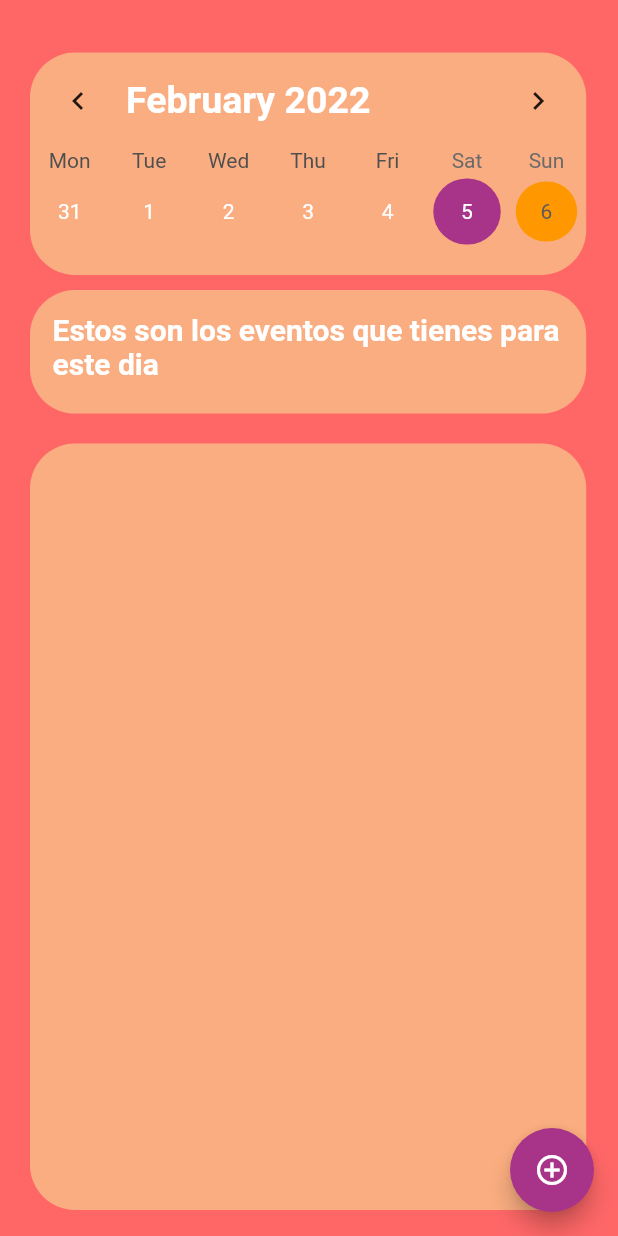
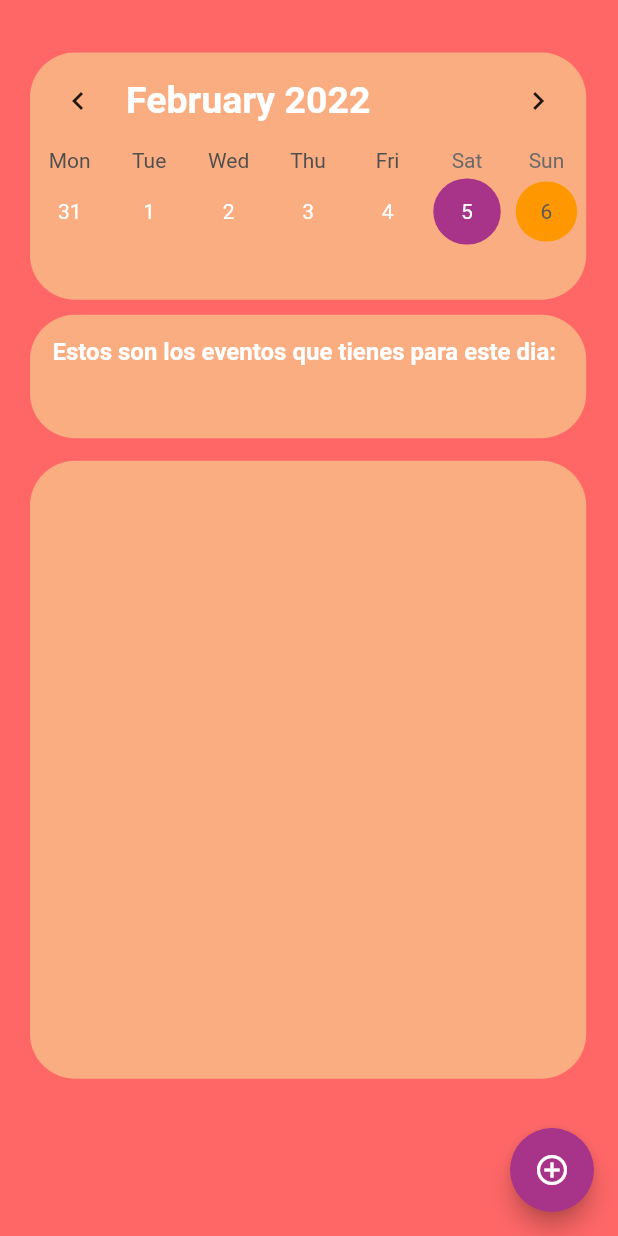
Before and after one commit to JcortesJ/MyUNify, a Flutter app: the VistaCalendar screen opened by its route, on a phone screen of 412 x 824 dp. Run offline on Flutter 3.47's test engine with Material 2 defaults, Android fonts, the phone set to English and light mode, and no system bars; drawn by our look-alikes of table_calendar; our stand-ins replace webview_flutter; accounts and stored records are empty.

Commit message:
union ramas

```diff
--- a/lib/pages/Calendario.dart
+++ b/lib/pages/Calendario.dart
@@ -115,7 +115,7 @@ class _VistaCalendarState extends State<VistaCalendar> {
           Container(
             margin: EdgeInsets.only(left: 20, top: 35),
             height: MediaQuery.of(context).size.height *
-                0.18, //hace la app responsive
+                0.2, //hace la app responsive
             width: MediaQuery.of(context).size.width * 0.9,
             decoration: BoxDecoration(
                 color: colorSecundario2,
@@ -191,19 +191,19 @@ class _VistaCalendarState extends State<VistaCalendar> {
               child:
                   //Pendiente modificarlo XD
                   Text(
-                "Estos son los eventos que tienes para este dia",
+                "Estos son los eventos que tienes para este dia:",
                 textAlign: TextAlign.left,
                 style: TextStyle(
-                    fontSize: 20,
+                    fontSize: 16,
                     color: Colors.white,
                     fontWeight: FontWeight.bold),
               )),
 
           //LISTA DE EVENTOS
           Container(
-              margin: EdgeInsets.only(left: 20, top: 20),
+              margin: EdgeInsets.only(left: 20, top: 15),
               height: MediaQuery.of(context).size.height *
-                  0.62, //hace la app responsive
+                  0.50, //hace la app responsive
               width: MediaQuery.of(context).size.width * 0.9,
               decoration: BoxDecoration(
                   color: colorSecundario2,
```
Also changed, not shown: lib/webview/pagina.dart (+4 -4 lines).
